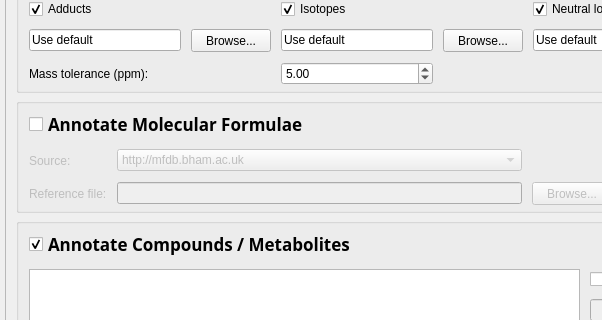
First picture: the form in beamspy/qt/form.ui, repository computational-metabolomics/beamspy, before the edit; both pictures show x 0 to 602 and y 330 to 650 of the 990 by 785 pixel window.
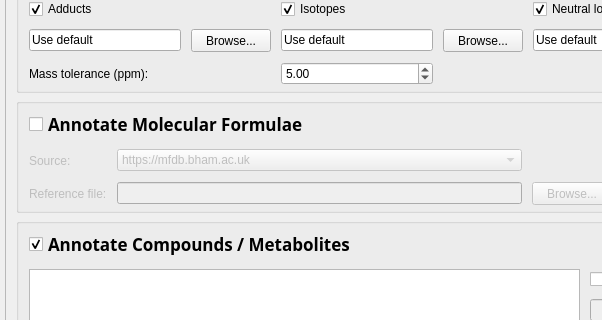
Second picture: the form after the edit.

The edit to the form file:
```diff
--- a/beamspy/qt/form.ui
+++ b/beamspy/qt/form.ui
@@ -544,7 +544,7 @@
              </property>
              <item>
               <property name="text">
-               <string>http://mfdb.bham.ac.uk</string>
+               <string>https://mfdb.bham.ac.uk</string>
               </property>
              </item>
              <item>
```
